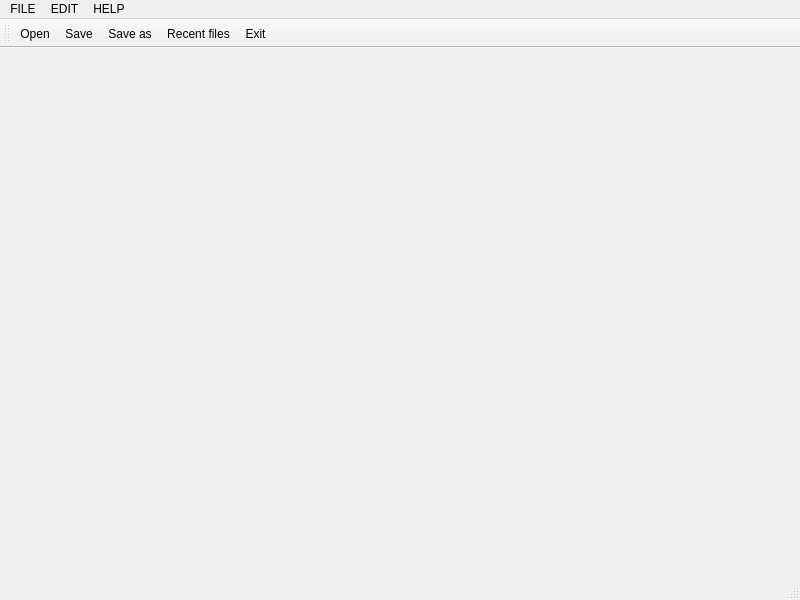
First picture: the form in Project/App/src/mainwindow.ui, repository ionutverzea/PracticaSpring2021, before the edit.
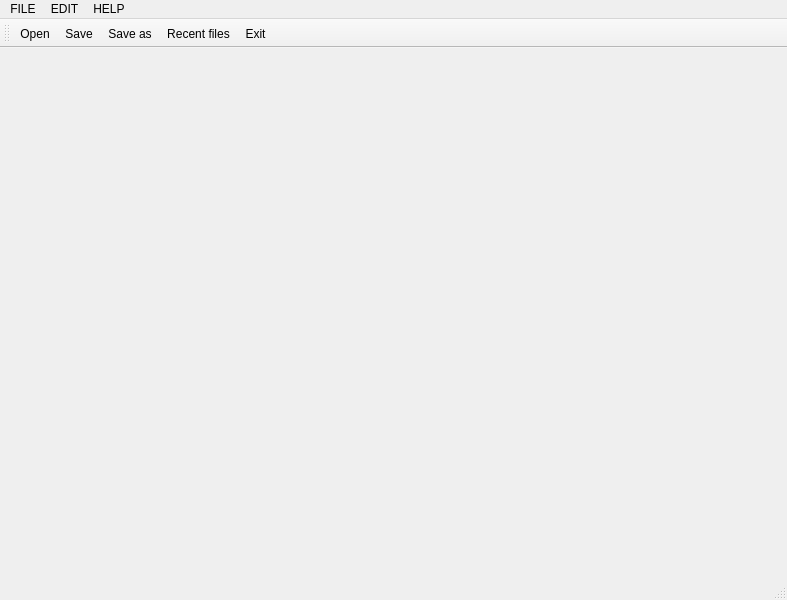
Second picture: the form after the edit. Icons and pictures are not drawn.

Diff of the .ui file:
```diff
--- a/Project/App/src/mainwindow.ui
+++ b/Project/App/src/mainwindow.ui
@@ -6,7 +6,7 @@
    <rect>
     <x>0</x>
     <y>0</y>
-    <width>800</width>
+    <width>787</width>
     <height>600</height>
    </rect>
   </property>
@@ -33,7 +33,7 @@
     <rect>
      <x>0</x>
      <y>0</y>
-     <width>800</width>
+     <width>787</width>
      <height>21</height>
     </rect>
    </property>
```
Left out of the diff: 18 changed lines with no effect on the pictures.
